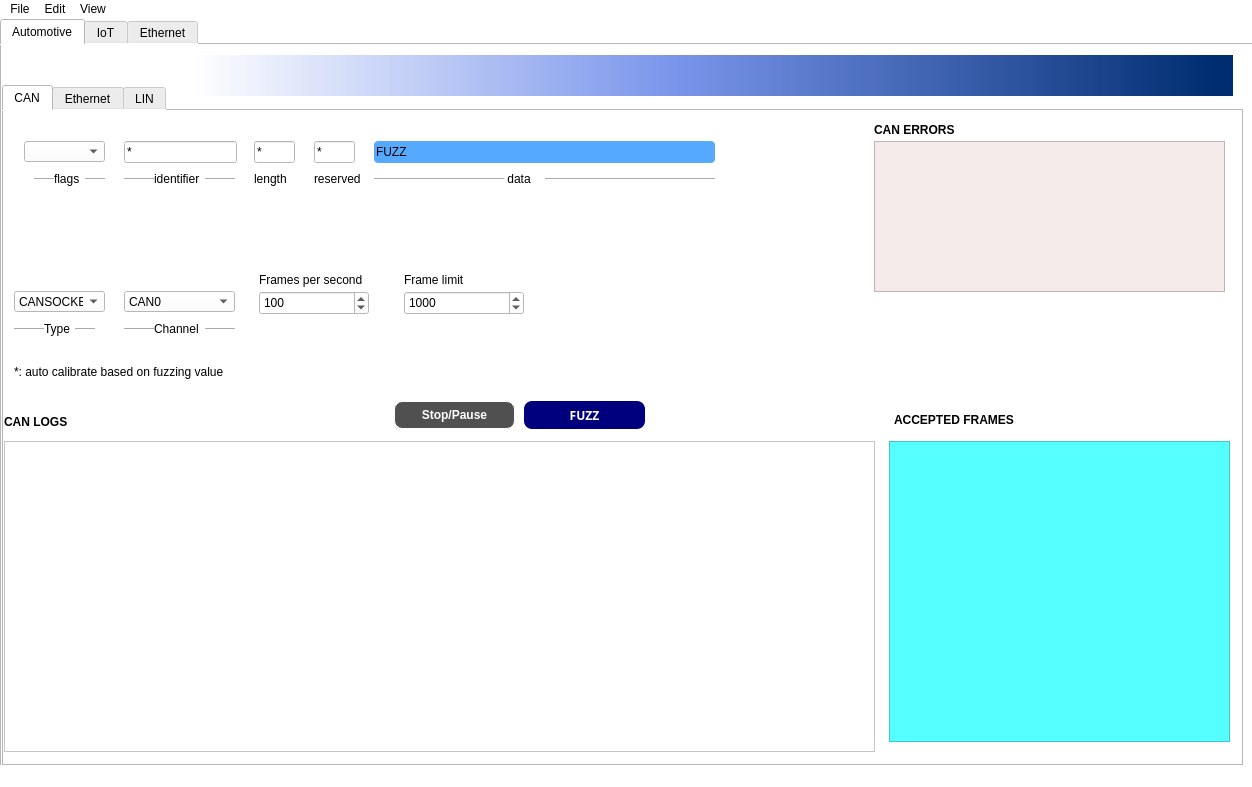
ProtoFuzz/ProtoFuzz, file app/ui/main.ui: the form before one commit.
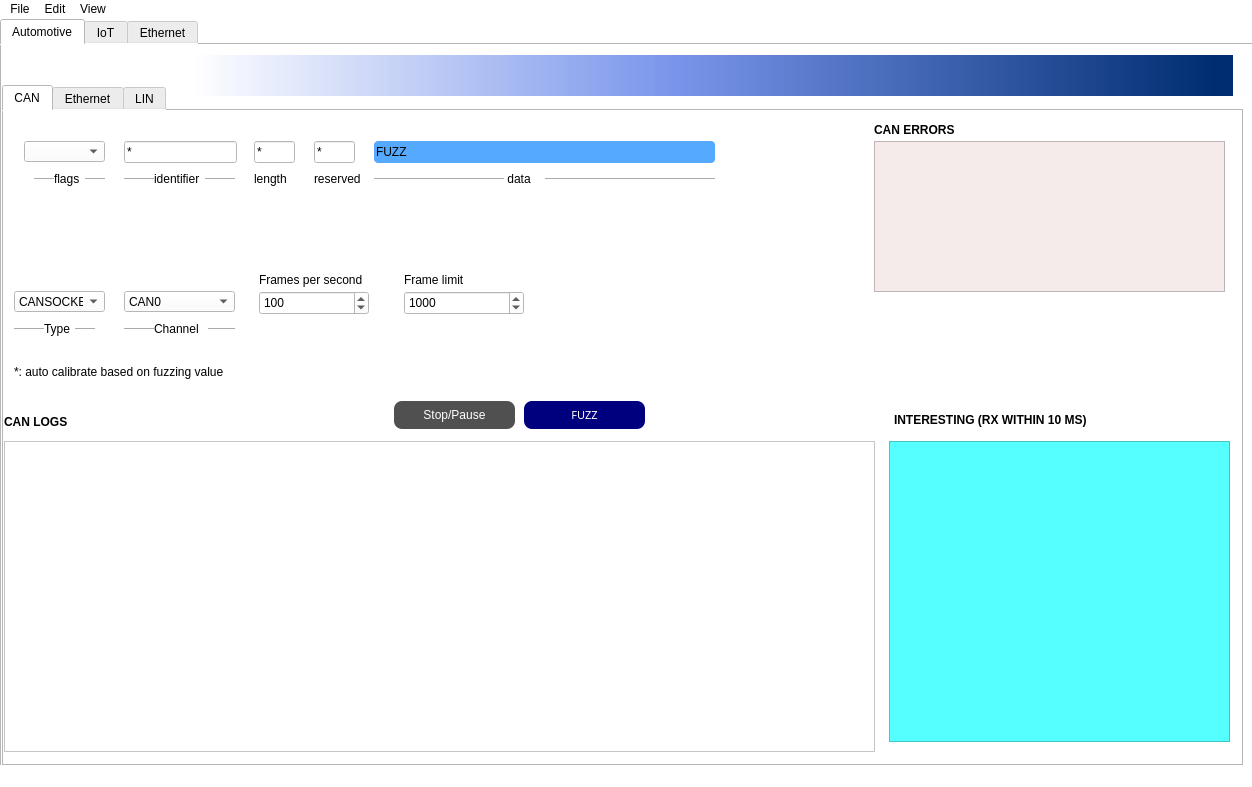
The form after the commit.

Commit message: CAN interersting frames window

```diff
--- a/app/ui/main.ui
+++ b/app/ui/main.ui
@@ -469,7 +469,7 @@
          <rect>
           <x>150</x>
           <y>210</y>
-          <width>51</width>
+          <width>54</width>
           <height>16</height>
          </rect>
         </property>
@@ -533,12 +533,12 @@
          <cursorShape>PointingHandCursor</cursorShape>
         </property>
         <property name="styleSheet">
-         <string notr="true">background-color: rgb(80, 80, 80);
-border: 1px solid rgb(255, 255, 255);
+         <string notr="true">background-color: rgb(255, 0, 0);
+background-color: rgb(80, 80, 80);
+border-color: rgb(255, 255, 255);
 color: rgb(255, 255, 255);
-font-family: &quot;Sans Serif&quot;;
-font-size: 9pt;
-font-weight: bold;
+font: 75 9pt &quot;MS Shell Dlg 2&quot;;
+font: 75 8pt &quot;8514oem&quot;;
 border-radius: 8px;</string>
         </property>
         <property name="text">
@@ -556,11 +556,11 @@
         </property>
         <property name="font">
          <font>
-          <family>Sans Serif</family>
-          <pointsize>9</pointsize>
-          <weight>75</weight>
+          <family>8514oem</family>
+          <pointsize>8</pointsize>
+          <weight>9</weight>
           <italic>false</italic>
-          <bold>true</bold>
+          <bold>false</bold>
           <kerning>false</kerning>
          </font>
         </property>
@@ -568,9 +568,7 @@
          <cursorShape>PointingHandCursor</cursorShape>
         </property>
         <property name="styleSheet">
-         <string notr="true">font-family: &quot;Sans Serif&quot;;
-font-size: 9pt;
-font-weight: bold;
+         <string notr="true">font: 75 8pt &quot;8514oem&quot;;
 color: rgb(255, 255, 255);
 background-color: rgb(0, 0, 127);
 border-radius: 8px;</string>
@@ -639,7 +637,7 @@
          </font>
         </property>
         <property name="text">
-         <string>ACCEPTED FRAMES</string>
+         <string>INTERESTING (RX WITHIN 10 MS)</string>
         </property>
        </widget>
        <zorder>fuzzRateLabel</zorder>
```
Left out of the diff: 4 changed lines with no effect on the pictures. The commit also changes 3 other files.
